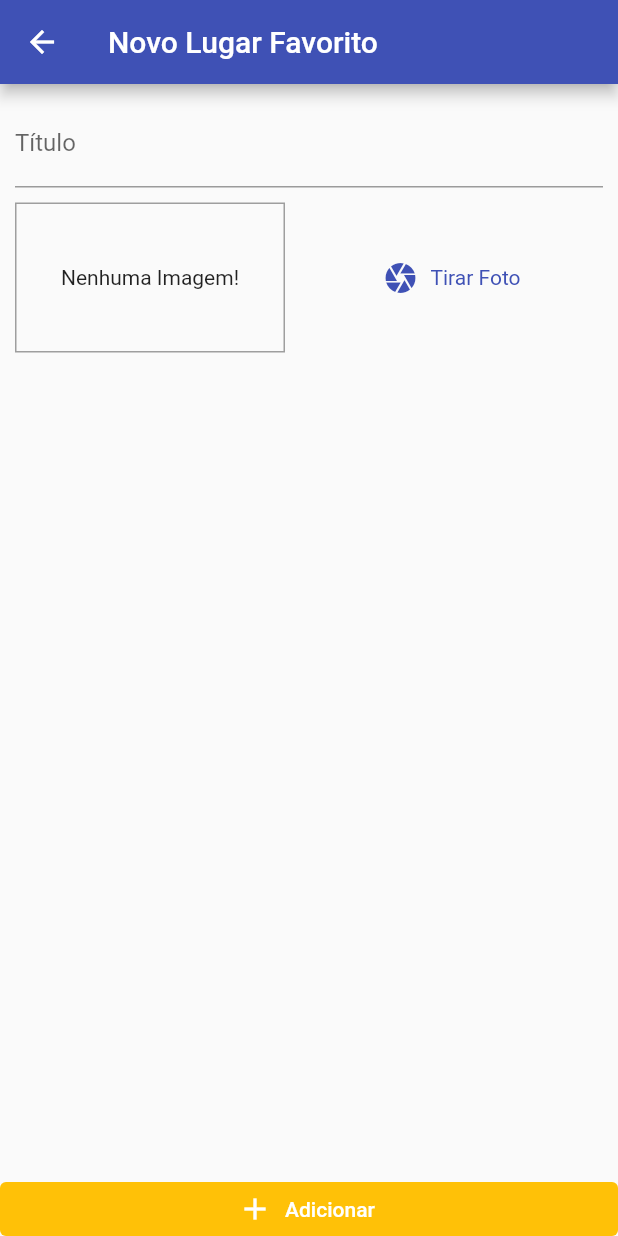
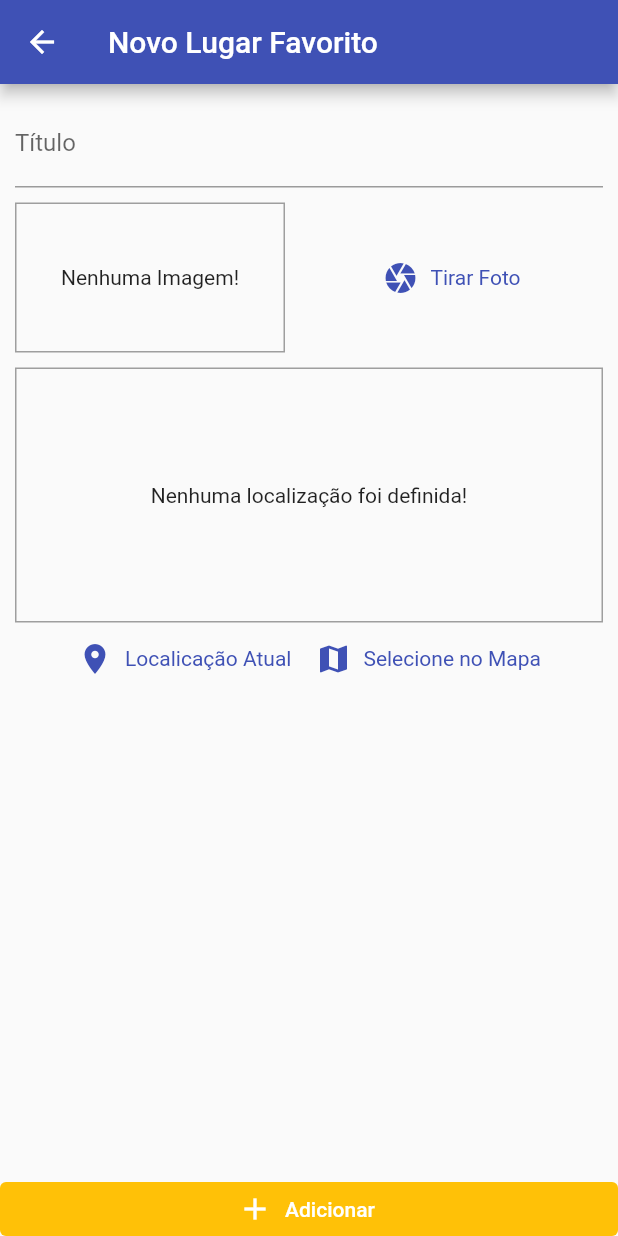
Before and after one commit to faamaral/great-places, a Flutter app: the screen it shows after launch, after a tap on the "add" icon, on a phone screen of 412 x 824 dp. Run offline on Flutter 3.47's test engine with Material 2 defaults, Android fonts, the phone set to English and light mode, and no system bars; our stand-ins replace flutter_dotenv, image_picker, location, sqflite; accounts and stored records are empty.

Commit message:
using google maps api for get user location

```diff
--- a/lib/main.dart
+++ b/lib/main.dart
@@ -1,11 +1,16 @@
 import 'package:flutter/material.dart';
+import 'package:flutter_dotenv/flutter_dotenv.dart';
 import 'package:great_places/providers/great_places.dart';
 import 'package:great_places/screens/place_form_screen.dart';
 import 'package:great_places/screens/places_list_screen.dart';
 import 'package:great_places/utils/app_routes.dart';
 import 'package:provider/provider.dart';
 
-void main() {
+Future<void> main() async {
+  // To load the .env file contents into dotenv.
+  // NOTE: fileName defaults to .env and can be omitted in this case.
+  // Ensure that the filename corresponds to the path in step 1 and 2.
+  await dotenv.load(fileName: ".env");
   runApp(const MyApp());
 }
 
--- a/lib/screens/place_form_screen.dart
+++ b/lib/screens/place_form_screen.dart
@@ -2,6 +2,7 @@ import 'dart:io';
 
 import 'package:flutter/material.dart';
 import 'package:great_places/providers/great_places.dart';
+import 'package:great_places/widgets/location_input.dart';
 import 'package:provider/provider.dart';
 
 import '../widgets/image_input.dart';
@@ -57,7 +58,11 @@ class _PlaceFormScreenState extends State<PlaceFormScreen> {
                       const SizedBox(
                         height: 10,
                       ),
-                      ImageInput(onSelectImage: _selectImage)
+                      ImageInput(onSelectImage: _selectImage),
+                      const SizedBox(
+                        height: 10,
+                      ),
+                      const LocationInput(),
                     ],
                   ),
                 ),
--- a/lib/screens/places_list_screen.dart
+++ b/lib/screens/places_list_screen.dart
@@ -22,33 +22,40 @@ class PlacesListScreen extends StatelessWidget {
       ),
       body: FutureBuilder(
         future: Provider.of<GreatPlaces>(context, listen: false).loadPlaces(),
-        builder: (BuildContext context, AsyncSnapshot<dynamic> snapshot) =>
-            snapshot.connectionState == ConnectionState.waiting
-                ? const Center(
+        builder: (BuildContext context, AsyncSnapshot<dynamic> snapshot) {
+          if (snapshot.connectionState == ConnectionState.waiting) {
+            return const Center(
               child: CircularProgressIndicator(),
-                  )
-                : Consumer<GreatPlaces>(
+            );
+          } else {
+            return Consumer<GreatPlaces>(
               child: const Center(
                 child: Text(
                   'Nenhum Local Cadastrado!',
                 ),
               ),
-                    builder: (context, greatePlaces, child) =>
-                        greatePlaces.itemsCount == 0
-                            ? child!
-                            : ListView.builder(
-                                itemBuilder: (context, index) => ListTile(
+              builder: (context, greatePlaces, child) {
+                if (greatePlaces.itemsCount == 0) {
+                  return child!;
+                } else {
+                  return ListView.builder(
+                    itemBuilder: (context, index) {
+                      return ListTile(
                         leading: CircleAvatar(
-                                    backgroundImage: FileImage(
-                                        greatePlaces.itemByIndex(index).image),
+                          backgroundImage:
+                              FileImage(greatePlaces.itemByIndex(index).image),
                         ),
-                                  title: Text(
-                                      greatePlaces.itemByIndex(index).title),
+                        title: Text(greatePlaces.itemByIndex(index).title),
                         onTap: () {},
-                                ),
+                      );
+                    },
                     itemCount: greatePlaces.itemsCount,
-                              ),
-                  ),
+                  );
+                }
+              },
+            );
+          }
+        },
       ),
     );
   }
--- /dev/null
+++ b/lib/utils/location_util.dart
@@ -0,0 +1,11 @@
+import 'dart:io';
+import 'package:flutter_dotenv/flutter_dotenv.dart';
+
+final String googleApiKey = '${dotenv.env['API_KEY']}';
+
+class LocationUtil {
+  static String GenerateLocationPreviewImage(
+      {required double latitude, required double longitude}) {
+    return 'https://maps.googleapis.com/maps/api/staticmap?center=${latitude},${longitude}&zoom=13&size=600x300&maptype=roadmap&markers=color:red%7Clabel:A%7C${latitude},$longitude&key=$googleApiKey';
+  }
+}
--- /dev/null
+++ b/lib/widgets/location_input.dart
@@ -0,0 +1,76 @@
+import 'package:flutter/material.dart';
+import 'package:great_places/utils/location_util.dart';
+import 'package:location/location.dart';
+
+class LocationInput extends StatefulWidget {
+  const LocationInput({super.key});
+
+  @override
+  State<LocationInput> createState() => _LocationInputState();
+}
+
+class _LocationInputState extends State<LocationInput> {
+  String _previewImageUrl = '';
+
+  Future<void> _getCurrentUserLocation() async {
+    final localData = await Location().getLocation();
+    // Location location = new Location();
+    // location.getLocation();
+
+    final String staticMapImageUrl = LocationUtil.GenerateLocationPreviewImage(
+        latitude: localData.latitude ?? 0, longitude: localData.longitude ?? 0);
+
+    setState(() {
+      _previewImageUrl = staticMapImageUrl;
+    });
+  }
+
+  @override
+  Widget build(BuildContext context) {
+    return Column(
+      children: [
+        Container(
+          height: 170,
+          width: double.infinity,
+          alignment: Alignment.center,
+          decoration: BoxDecoration(
+            border: Border.all(
+              width: 1,
+              color: Colors.grey,
+            ),
+          ),
+          child: _previewImageUrl.isEmpty
+              ? const Text('Nenhuma localização foi definida!')
+              : Image.network(
+                  _previewImageUrl,
+                  fit: BoxFit.cover,
+                  width: double.infinity,
+                ),
+        ),
+        Row(
+          mainAxisAlignment: MainAxisAlignment.center,
+          children: [
+            TextButton.icon(
+              onPressed: _getCurrentUserLocation,
+              icon: const Icon(Icons.location_on),
+              label: const Text('Localicação Atual'),
+              style: TextButton.styleFrom(
+                textStyle:
+                    TextStyle(color: Theme.of(context).colorScheme.primary),
+              ),
+            ),
+            TextButton.icon(
+              onPressed: () {},
+              icon: const Icon(Icons.map),
+              label: const Text('Selecione no Mapa'),
+              style: TextButton.styleFrom(
+                textStyle:
+                    TextStyle(color: Theme.of(context).colorScheme.primary),
+              ),
+            ),
+          ],
+        )
+      ],
+    );
+  }
+}
```
Also changed, not shown: pubspec.yaml (+4 -3 lines), pubspec.lock, 3 other files. Lines whose indentation alone changed are shown as unchanged.
